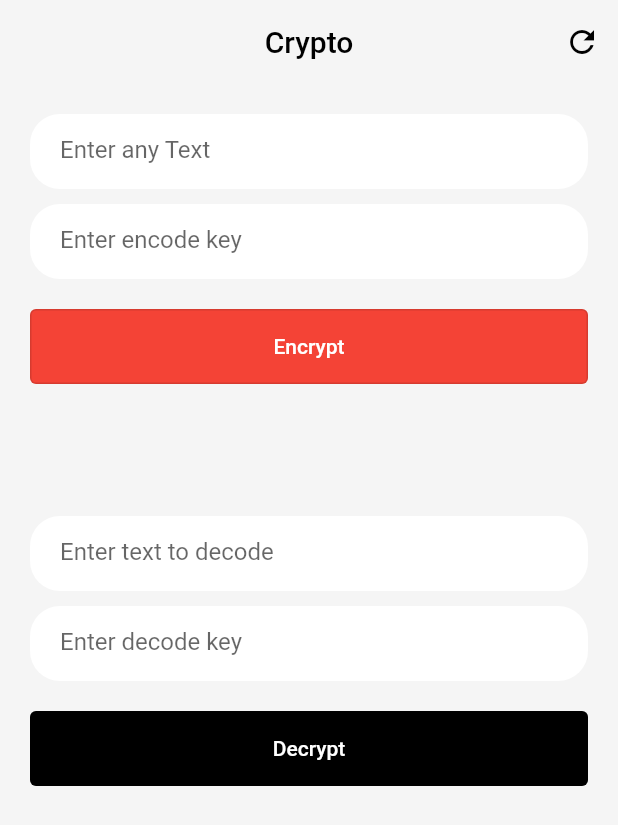
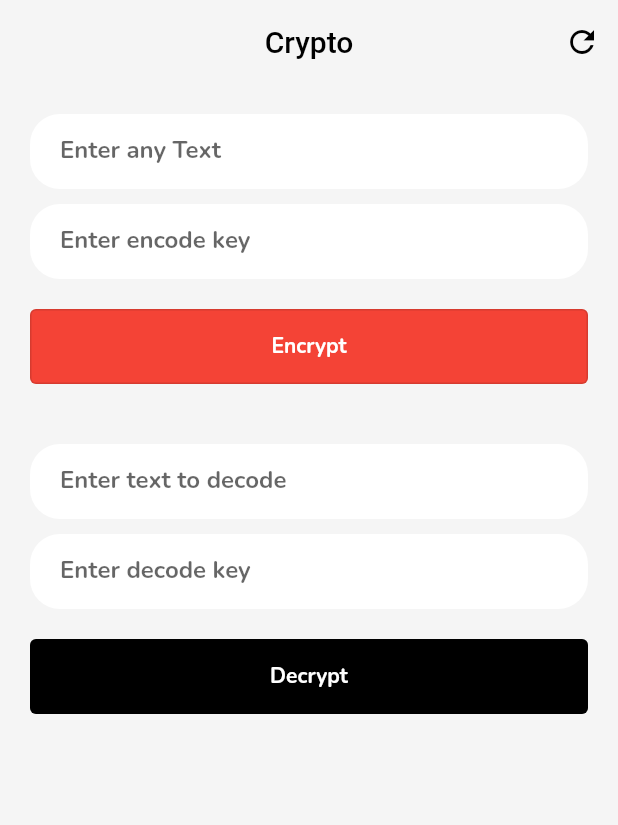
Before and after one commit to ahm3dElgharbawy/Codec_App, a Flutter app: the screen it shows after launch, on a phone screen of 412 x 824 dp. Shown: the top 825 px of the screen. Run offline on Flutter 3.47's test engine with Material 2 defaults, Android fonts, the phone set to English and light mode, and no system bars.

Commit message:
second commit

```diff
--- a/lib/home_page.dart
+++ b/lib/home_page.dart
@@ -70,8 +70,7 @@ class _HomePageState extends State<HomePage> {
               customInput(
                   textEditingController: encodeKeyTextController,
                   hint: "Enter encode key",
-                keyboardType: TextInputType.number
-              ),
+                  keyboardType: TextInputType.number),
               const SizedBox(height: 20),
               customButton(
                 title: "Encrypt",
@@ -89,11 +88,19 @@ class _HomePageState extends State<HomePage> {
                 },
               ),
               const SizedBox(height: 20),
+              if (encodedText.isNotEmpty)
                 TextButton(
                   onPressed: () {
                     Clipboard.setData(ClipboardData(text: encodedText));
                   },
-                child: Text(encodedText),
+                  child: SizedBox(
+                    height: 90,
+                    child: Text(
+                      encodedText,
+                      style: const TextStyle(fontWeight: FontWeight.bold),
+                      overflow: TextOverflow.clip,
+                    ),
+                  ),
                 ),
               const SizedBox(height: 20),
               customInput(
@@ -104,14 +111,14 @@ class _HomePageState extends State<HomePage> {
               customInput(
                   textEditingController: decodeKeyTextController,
                   hint: "Enter decode key",
-                keyboardType: TextInputType.number
-              ),
+                  keyboardType: TextInputType.number),
               const SizedBox(height: 20),
               customButton(
                 title: "Decrypt",
                 backgroundColor: Colors.black,
                 onPressed: () {
-                  if (decodeTextController.text.isNotEmpty && decodeKeyTextController.text.isNotEmpty) {
+                  if (decodeTextController.text.isNotEmpty &&
+                      decodeKeyTextController.text.isNotEmpty) {
                     setState(() {
                       decodedText = CustomCrypto.decode(
                         encodedText: decodeTextController.text,
@@ -122,11 +129,15 @@ class _HomePageState extends State<HomePage> {
                 },
               ),
               const SizedBox(height: 20),
+              if (decodedText.isNotEmpty)
                 TextButton(
                   onPressed: () {
                     Clipboard.setData(ClipboardData(text: decodedText));
                   },
-                child: Text(decodedText),
+                  child: Text(
+                    decodedText,
+                    style: const TextStyle(fontWeight: FontWeight.bold),
+                  ),
                 ),
             ]),
           ),
@@ -137,7 +148,8 @@ class _HomePageState extends State<HomePage> {
 
   Widget customInput(
       {required TextEditingController textEditingController,
-      required String hint,TextInputType? keyboardType}) {
+      required String hint,
+      TextInputType? keyboardType}) {
     return Container(
       height: 50,
       width: double.infinity,
@@ -155,7 +167,9 @@ class _HomePageState extends State<HomePage> {
         decoration: InputDecoration(
           border: InputBorder.none,
           hintText: hint,
+          hintStyle: const TextStyle(fontWeight: FontWeight.bold),
         ),
+        style: const TextStyle(fontWeight: FontWeight.bold),
       ),
     );
   }
@@ -171,7 +185,10 @@ class _HomePageState extends State<HomePage> {
         foregroundColor: Colors.white,
         minimumSize: const Size(double.infinity, 50),
       ),
-      child: Text(title),
+      child: Text(
+        title,
+        style: const TextStyle(fontWeight: FontWeight.bold),
+      ),
     );
   }
 }
--- a/lib/main.dart
+++ b/lib/main.dart
@@ -12,10 +12,11 @@ class MyApp extends StatelessWidget {
   // This widget is the root of your application.
   @override
   Widget build(BuildContext context) {
-    return const MaterialApp(
+    return MaterialApp(
       debugShowCheckedModeBanner: false,
+      theme: ThemeData(fontFamily: "Nunito"),
       title: 'Flutter Demo',
-      home: HomePage(),
+      home: const HomePage(),
     );
   }
 }
```
Also changed, not shown: pubspec.yaml (+15 -17 lines), assets/fonts/Nunito-VariableFont_wght.ttf (added), assets/icon/icon.png (added), pubspec.lock, 28 other files. Lines whose indentation alone changed are shown as unchanged.
